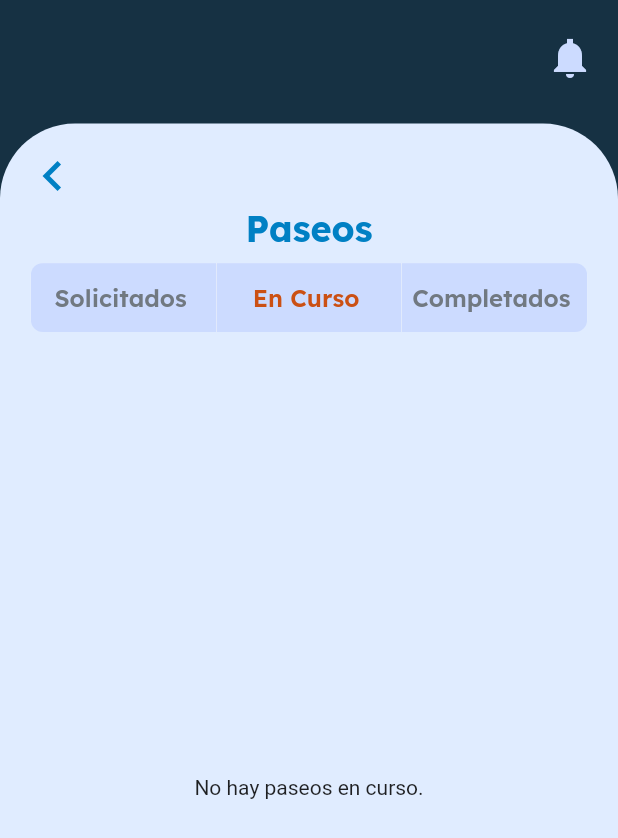
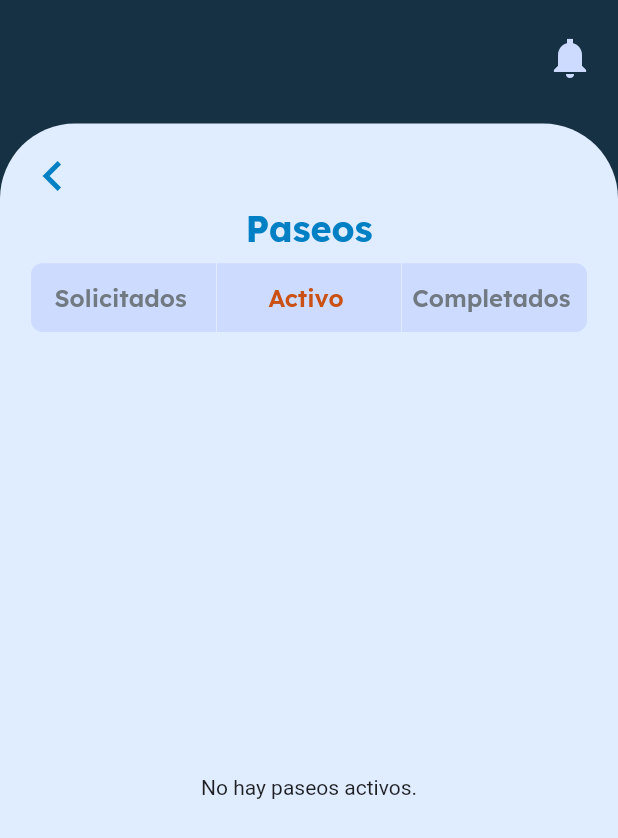
Before and after one commit to ManuelCalam/Dalk, a Flutter app: the WalksDogOwnerWidget screen opened by its route, tab 2 chosen, on a phone screen of 412 x 824 dp. Shown: the top 838 px of the screen. Run offline on Flutter 3.47's test engine with Material 3 defaults, Android fonts, the phone set to English and light mode, and no system bars; drawn by our look-alikes of auto_size_text; our stand-ins replace dropdown_button2, firebase_database, flutter_dotenv, flutter_rating_bar, font_awesome_flutter, from_css_color and 10 more; missing offline and left inert: flutter_background_service, json_path; accounts and stored records are empty.

Commit message:
active walks tab on walks window

```diff
--- a/lib/components/pop_up_add_review/pop_up_add_review_widget.dart
+++ b/lib/components/pop_up_add_review/pop_up_add_review_widget.dart
@@ -346,6 +346,7 @@ class _PopUpAddReviewWidgetState extends State<PopUpAddReviewWidget> {
                                       .eq('id', widget.walkId)
                                       .maybeSingle();
                                   targetId = response?['dog_id'];
+
                                 }
 
                                 print("Target id: ${targetId}");
--- a/lib/dog_owner/walks_dog_owner/walks_dog_owner_widget.dart
+++ b/lib/dog_owner/walks_dog_owner/walks_dog_owner_widget.dart
@@ -236,7 +236,7 @@ class _WalksDogOwnerWidgetState extends State<WalksDogOwnerWidget>
                                           text: 'Solicitados',
                                         ),
                                         Tab(
-                                          text: 'En Curso',
+                                          text: 'Activo',
                                         ),
                                         Tab(
                                           text: 'Completados',
@@ -273,7 +273,7 @@ class _WalksDogOwnerWidgetState extends State<WalksDogOwnerWidget>
                                               final walksList = snapshot.data!
                                                   .where((walk) =>
                                                       walk['status'] == 'Por confirmar' ||
-                                                      walk['status'] == 'Aceptado' ||
+                                                      // walk['status'] == 'Aceptado' ||
                                                       walk['status'] == 'Rechazado' ||
                                                       walk['status'] == 'Cancelado')
                                                   .toList();
@@ -319,7 +319,7 @@ class _WalksDogOwnerWidgetState extends State<WalksDogOwnerWidget>
                                           )
                                         ),
 
-                                        // -------- Pestaña de paseos en curso ---------
+                                        // -------- Pestaña de paseos activos ---------
                                         Padding(
                                           padding: EdgeInsetsDirectional.fromSTEB(0, 20, 0, 0),
                                           child: StreamBuilder<List<Map<String, dynamic>>>(
@@ -332,11 +332,13 @@ class _WalksDogOwnerWidgetState extends State<WalksDogOwnerWidget>
                                                 return Center(child: CircularProgressIndicator());
                                               }
                                               final walksList = snapshot.data!
-                                                .where((walk) => walk['status'] == 'En curso')
+                                                .where((walk) => walk['status'] == 'En curso'  ||
+                                                                 walk['status'] == 'Aceptado'
+                                                )
                                                 .toList();
 
                                               if (walksList.isEmpty) {
-                                                return Center(child: Text('No hay paseos en curso.'));
+                                                return Center(child: Text('No hay paseos activos.'));
                                               }
 
                                               return ListView.builder(
--- a/lib/dog_walker/walks_dog_walker/walks_dog_walker_widget.dart
+++ b/lib/dog_walker/walks_dog_walker/walks_dog_walker_widget.dart
@@ -232,7 +232,7 @@ class _WalksDogWalkerWidgetState extends State<WalksDogWalkerWidget>
                                           text: 'Solicitados',
                                         ),
                                         Tab(
-                                          text: 'En Curso',
+                                          text: 'Activos',
                                         ),
                                         Tab(
                                           text: 'Completados',
@@ -269,7 +269,7 @@ class _WalksDogWalkerWidgetState extends State<WalksDogWalkerWidget>
                                               final walksList = snapshot.data!
                                                   .where((walk) =>
                                                       walk['status'] == 'Por confirmar' ||
-                                                      walk['status'] == 'Aceptado' ||
+                                                      // walk['status'] == 'Aceptado' ||
                                                       walk['status'] == 'Rechazado' ||
                                                       walk['status'] == 'Cancelado')
                                                   .toList();
@@ -315,7 +315,7 @@ class _WalksDogWalkerWidgetState extends State<WalksDogWalkerWidget>
                                           )
                                         ),
 
-                                        // -------- Pestaña de paseos en curso ---------
+                                        // -------- Pestaña de paseos en activos ---------
                                         Padding(
                                           padding: EdgeInsetsDirectional.fromSTEB(0, 20, 0, 0),
                                           child: StreamBuilder<List<Map<String, dynamic>>>(
@@ -328,11 +328,13 @@ class _WalksDogWalkerWidgetState extends State<WalksDogWalkerWidget>
                                                 return Center(child: CircularProgressIndicator());
                                               }
                                               final walksList = snapshot.data!
-                                                .where((walk) => walk['status'] == 'En curso')
+                                                .where((walk) => walk['status'] == 'En curso' ||
+                                                                 walk['status'] == 'Aceptado'
+                                                )
                                                 .toList();
 
                                               if (walksList.isEmpty) {
-                                                return Center(child: Text('No hay paseos en curso.'));
+                                                return Center(child: Text('No hay paseos activos.'));
                                               }
 
                                               return ListView.builder(
```
